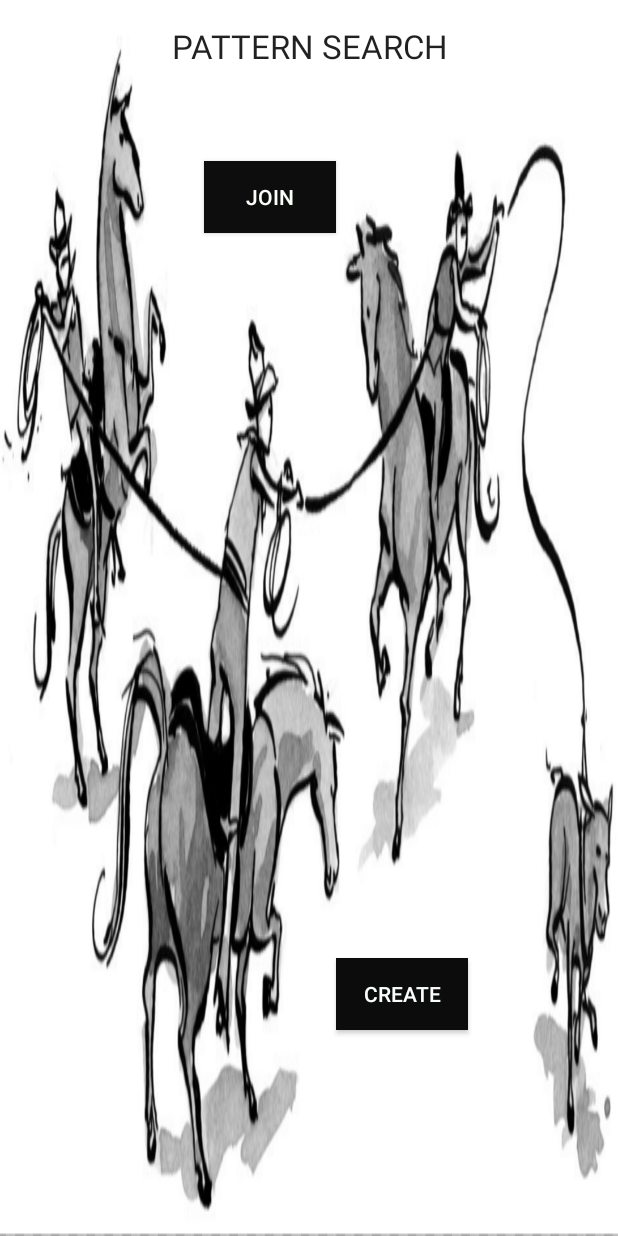
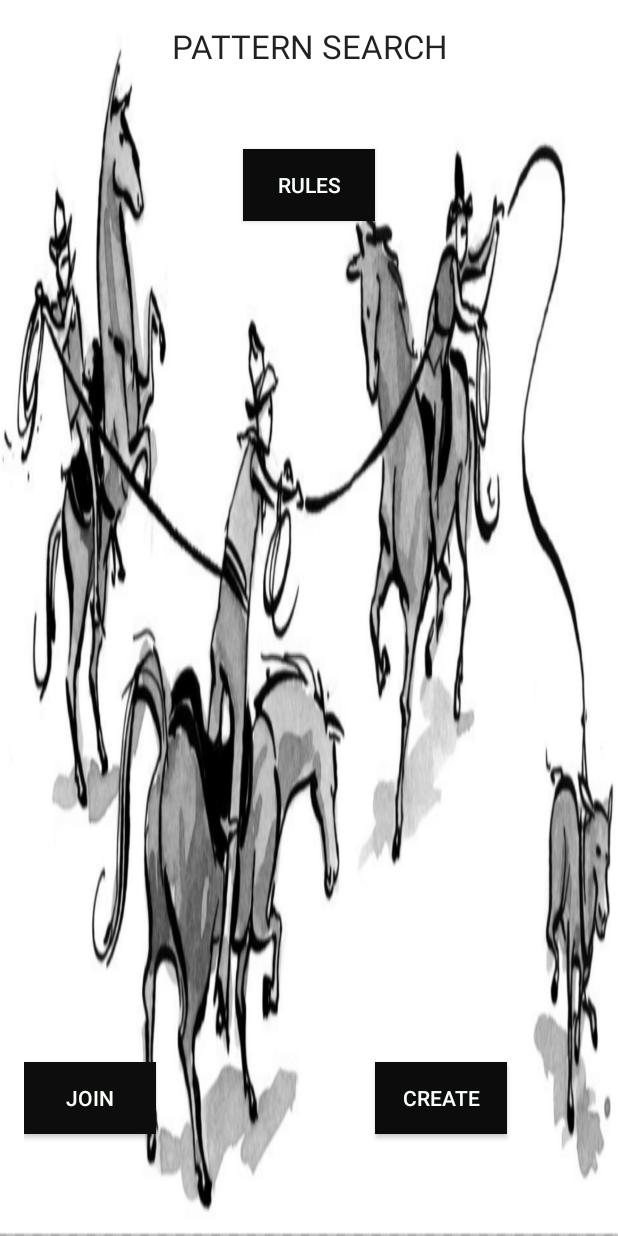
Before and after one commit to flyforathaiguy/Location_Aware_Smartphones_EE5, an Android app: the StartActivity screen opened directly, with no data from a screen before it, on a phone screen of 412 x 824 dp. Run offline under Robolectric (Android 15) with nearby library versions, the phone set to English and light mode, and no system bars.

Commit message:
start updated for pattern search

```diff
--- a/pattern_search/src/main/res/layout/activity_start.xml
+++ b/pattern_search/src/main/res/layout/activity_start.xml
@@ -24,24 +24,33 @@
         android:layout_height="wrap_content"
         android:text="@string/join"
         android:id="@+id/join"
-        android:layout_marginTop="62dp"
-        android:layout_below="@+id/textView"
-        android:layout_toLeftOf="@+id/start_new"
-        android:layout_toStartOf="@+id/start_new"
         android:textColor="#fffafff9"
-        android:background="#ff0d0d0d" />
+        android:background="#ff0d0d0d"
+        android:layout_alignParentBottom="true"
+        android:layout_alignParentLeft="true"
+        android:layout_alignParentStart="true"
+        android:layout_marginBottom="52dp" />
 
     <Button
         android:layout_width="wrap_content"
         android:layout_height="wrap_content"
         android:text="@string/create"
         android:id="@+id/start_new"
-        android:layout_alignParentBottom="true"
-        android:layout_alignRight="@+id/textView"
-        android:layout_alignEnd="@+id/textView"
-        android:layout_marginRight="84dp"
-        android:layout_marginEnd="84dp"
-        android:layout_marginBottom="121dp"
+
         android:textColor="#fff9fffb"
-        android:background="#ff0c0c0c" />
+        android:background="#ff0c0c0c"
+        android:layout_alignTop="@+id/join"
+        android:layout_toRightOf="@+id/rules"
+        android:layout_toEndOf="@+id/rules" />
+
+    <Button
+        android:layout_width="wrap_content"
+        android:layout_height="wrap_content"
+        android:text="@string/rules"
+        android:id="@+id/rules"
+        android:textColor="#fff9fffb"
+        android:background="#ff0c0c0c"
+        android:layout_marginTop="54dp"
+        android:layout_below="@+id/textView"
+        android:layout_centerHorizontal="true" />
 </RelativeLayout>
--- a/pattern_search/src/main/res/values/strings.xml
+++ b/pattern_search/src/main/res/values/strings.xml
@@ -10,5 +10,6 @@
     <string name="patternsearch">PATTERN SEARCH</string>
     <string name="join">JOIN</string>
     <string name="create">CREATE</string>
+    <string name="rules">Rules</string>
 
 </resources>
```
Also changed, not shown: pattern_search/src/main/java/com/example/robin/pattern_search/GameWindow.java (+14 -1 lines), pattern_search/src/main/java/com/example/robin/pattern_search/StartActivity.java (+6 -55 lines), pattern_search/src/main/res/drawable-hdpi/pattern.PNG (deleted).
